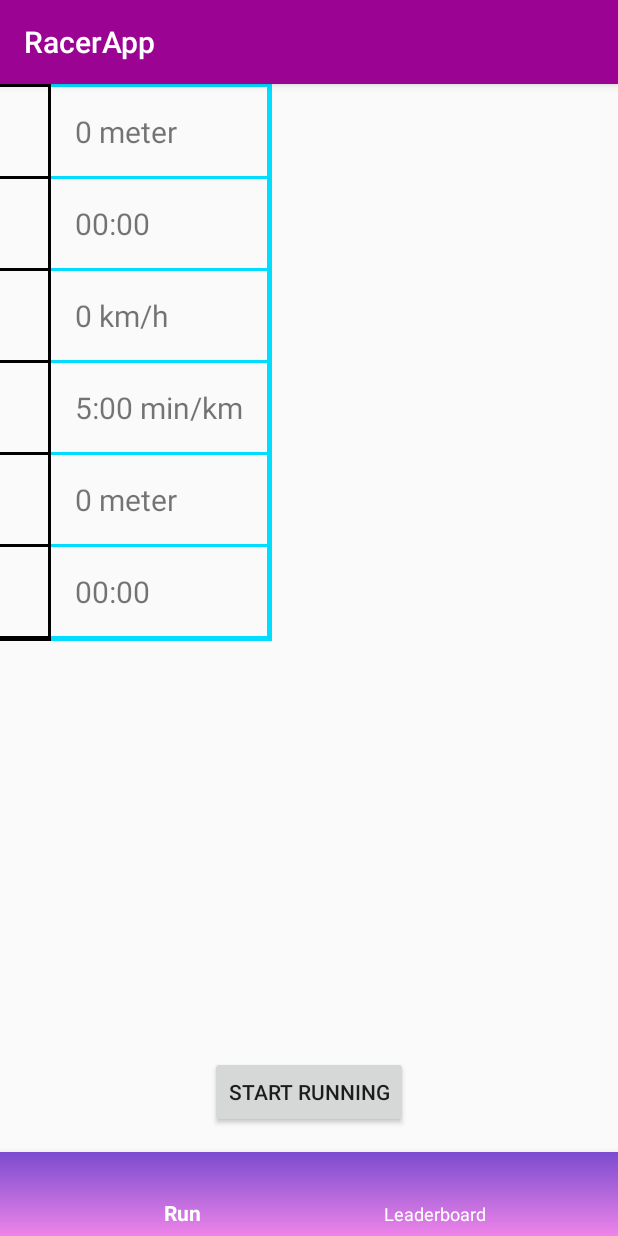
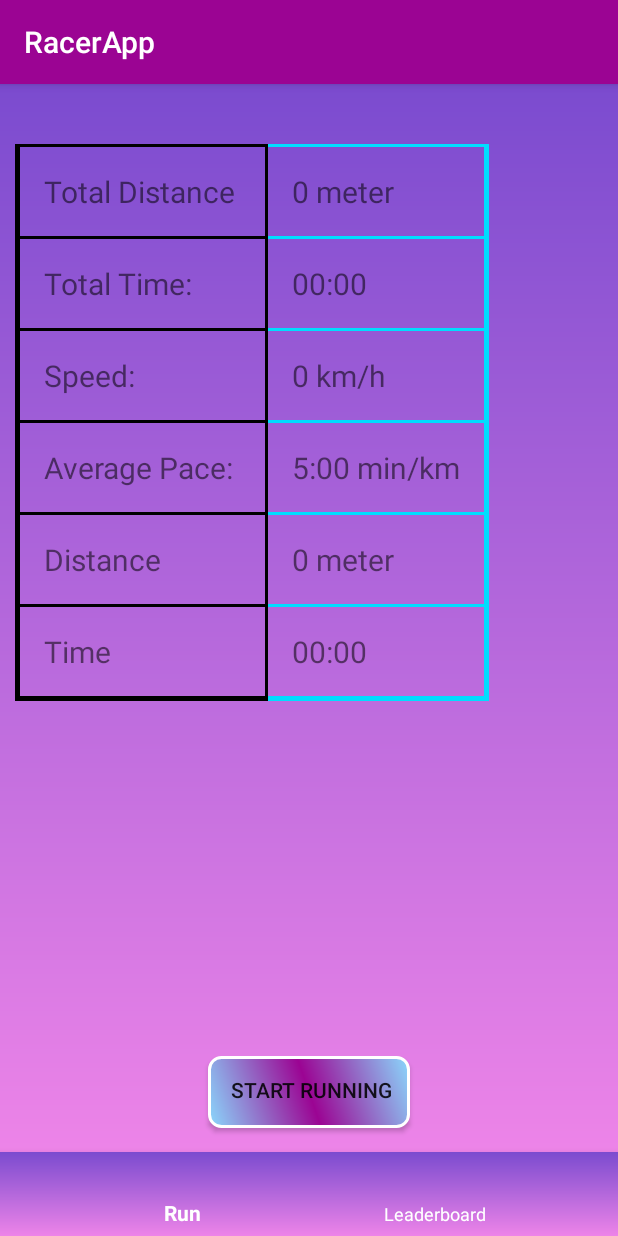
Before and after one commit to kayacanv/Racer, an Android app: the fragment LocationUpdateFragment placed in its activity, on a phone screen of 412 x 824 dp. Run offline under Robolectric (Android 15) with nearby library versions, the phone set to English and light mode, and no system bars; our stand-ins replace Room's generated code, data binding.

Commit message:
new LocationUpdateFragment.kt

```diff
--- a/RacerApp/app/src/main/java/com/google/android/gms/location/sample/locationupdatesbackgroundkotlin/constants.kt
+++ b/RacerApp/app/src/main/java/com/google/android/gms/location/sample/locationupdatesbackgroundkotlin/constants.kt
@@ -1,6 +1,6 @@
 package com.google.android.gms.location.sample.locationupdatesbackgroundkotlin
 
-const val IP_ADDRESS : String = "10.0.2.2"
+const val IP_ADDRESS : String = "138.68.111.102"
 const val PORT : Int = 3000
 const val O_LOGIN = "LOGIN"
 const val O_REGISTER = "REGISTER"
--- a/RacerApp/app/src/main/java/com/google/android/gms/location/sample/locationupdatesbackgroundkotlin/ui/LocationUpdateFragment.kt
+++ b/RacerApp/app/src/main/java/com/google/android/gms/location/sample/locationupdatesbackgroundkotlin/ui/LocationUpdateFragment.kt
@@ -50,7 +50,7 @@ private const val TAG = "LocationUpdateFragment"
  */
 class LocationUpdateFragment : Fragment() {
 
-    private var activityListener: PermissionRequestFragment.Callbacks? = null
+    private var activityListener: Callbacks? = null
 
     var rosterMapView: MapView? = null
 
@@ -63,7 +63,7 @@ class LocationUpdateFragment : Fragment() {
     override fun onAttach(context: Context) {
         super.onAttach(context)
 
-        if (context is PermissionRequestFragment.Callbacks) {
+        if (context is Callbacks) {
             activityListener = context
 
             // If fine location permission isn't approved, instructs the parent Activity to replace
@@ -161,10 +161,14 @@ class LocationUpdateFragment : Fragment() {
 
         binding.speedText.text = "$speed km/h"
 
-        val totSec : Int = floor(1/speed*60*60).roundToInt()
-        val paceSec = totSec%60
-        val paceMin = totSec/60
-        binding.avgPaceText.text = "$paceMin:$paceSec"
+        if(speed>1) {
+            val totSec: Int = floor(1 / speed * 60 * 60).roundToInt()
+            val paceSec = totSec % 60
+            val paceMin = totSec / 60
+            binding.avgPaceText.text = "$paceMin:$paceSec"
+        }
+        else
+            binding.avgPaceText.text = "--:--"
         var curDist = calcAllDist(getActiveList(locations))
         val curTime = calcTotalTime(getActiveList(locations))
         val curSec = (curTime/1000)%60
--- a/RacerApp/app/src/main/res/drawable/button_shape.xml
+++ b/RacerApp/app/src/main/res/drawable/button_shape.xml
@@ -1,13 +1,13 @@
 <shape xmlns:android="http://schemas.android.com/apk/res/android" android:shape="rectangle">
     <gradient
-        android:startColor="@color/colorPrimary"
+        android:startColor="@color/lightBlue"
         android:centerColor="@color/colorPrimary"
-        android:endColor="@color/colorPrimary"
+        android:endColor="@color/lightBlue"
         android:angle="45"/>
-    <padding android:left="7dp"
-        android:top="7dp"
-        android:right="7dp"
-        android:bottom="7dp" />
+    <padding android:left="15dp"
+        android:top="12dp"
+        android:right="12dp"
+        android:bottom="15dp" />
     <stroke
         android:width="2dip"
         android:color="#FFFFFF" />
--- a/RacerApp/app/src/main/res/layout/fragment_location_update.xml
+++ b/RacerApp/app/src/main/res/layout/fragment_location_update.xml
@@ -22,10 +22,12 @@
     <androidx.constraintlayout.widget.ConstraintLayout
         android:layout_width="match_parent"
         android:layout_height="match_parent"
+        android:background="@drawable/gradient"
         tools:context=".ui.LocationUpdateFragment">
 
 
         <Button
+            android:background="@drawable/button_shape"
             android:id="@+id/startOrStopLocationUpdatesButton"
             android:layout_width="wrap_content"
             android:layout_height="wrap_content"
@@ -40,9 +42,11 @@
             app:layout_constraintStart_toStartOf="parent" />
 
         <Button
+            android:background="@drawable/button_shape"
             android:id="@+id/enableBackgroundLocationButton"
             android:layout_width="wrap_content"
             android:layout_height="wrap_content"
+            android:layout_marginBottom="30dp"
             android:layout_marginTop="@dimen/margin_normal"
             android:layout_marginEnd="@dimen/margin_normal"
             android:layout_marginRight="@dimen/margin_normal"
@@ -52,12 +56,18 @@
             app:layout_constraintTop_toTopOf="parent" />
 
         <LinearLayout
+            android:layout_marginTop="40dp"
+            android:layout_marginStart="10dp"
             android:id="@+id/linearLayout"
             android:layout_width="match_parent"
             android:layout_height="wrap_content"
             android:orientation="horizontal"
             app:layout_constraintEnd_toEndOf="parent"
             app:layout_constraintTop_toBottomOf="@+id/enableBackgroundLocationButton">
+            <View
+                android:layout_width="3dp"
+                android:layout_height="match_parent"
+                android:background="@android:color/background_dark"/>
 
             <LinearLayout
                 android:layout_width="wrap_content"
@@ -78,7 +88,7 @@
                 android:layout_marginBottom="@dimen/margin_normal"
                 app:layout_constraintVertical_bias="0.0"
                 android:textSize="20sp"
-                tools:text="Total Distance" />
+                android:text="Total Distance" />
             <View
                 android:layout_width="match_parent"
                 android:layout_height="2dp"
@@ -95,7 +105,7 @@
                 android:layout_marginBottom="@dimen/margin_normal"
                 app:layout_constraintVertical_bias="0.0"
                 android:textSize="20sp"
-                tools:text="Total Time: " />
+                android:text="Total Time: " />
                 <View
                     android:layout_width="match_parent"
                     android:layout_height="2dp"
@@ -110,7 +120,7 @@
                 android:layout_marginBottom="@dimen/margin_normal"
                 app:layout_constraintVertical_bias="0.0"
                 android:textSize="20sp"
-                tools:text="Speed: " />
+                android:text="Speed: " />
                 <View
                     android:layout_width="match_parent"
                     android:layout_height="2dp"
@@ -125,7 +135,7 @@
                 android:layout_marginBottom="@dimen/margin_normal"
                 app:layout_constraintVertical_bias="0.0"
                 android:textSize="20sp"
-                tools:text="Average Pace: " />
+                android:text="Average Pace: " />
             <View
                 android:layout_width="match_parent"
                 android:layout_height="2dp"
@@ -139,7 +149,7 @@
                 android:layout_marginBottom="@dimen/margin_normal"
                 app:layout_constraintVertical_bias="0.0"
                 android:textSize="20sp"
-                tools:text="Distance" />
+                android:text="Distance" />
             <View
                 android:layout_width="match_parent"
                 android:layout_height="2dp"
@@ -153,7 +163,7 @@
                 android:layout_marginBottom="@dimen/margin_normal"
                 app:layout_constraintVertical_bias="0.0"
                 android:textSize="20sp"
-                tools:text="Time" />
+                android:text="Time" />
                 <View
                     android:layout_width="match_parent"
                     android:layout_height="3dp"
@@ -166,6 +176,7 @@
                 android:background="@android:color/background_dark"/>
 
             <LinearLayout
+
             android:layout_width="wrap_content"
             android:layout_height="wrap_content"
             android:orientation="vertical"
--- a/RacerApp/app/src/main/res/values/colors.xml
+++ b/RacerApp/app/src/main/res/values/colors.xml
@@ -21,4 +21,5 @@
     <color name="borderColor">#3B0071</color>
     <color name="colorButton">#3B0071</color>
     <color name="secondary_blue">#B4372E</color>
+    <color name="lightBlue">#8AD8FC</color>
 </resources>
--- a/RacerApp/app/src/main/res/values/strings.xml
+++ b/RacerApp/app/src/main/res/values/strings.xml
@@ -49,7 +49,7 @@
     <string name="start_receiving_location">Start Running</string>
     <string name="stop_receiving_location">Stop Running</string>
 
-    <string name="enhance_with_background_location_button_text">Enhance with Background Location</string>
+    <string name="enhance_with_background_location_button_text">Enable Background Location</string>
 
     <!-- NEW ones -->
     <string name="request_updates">Request updates</string>
```
Also changed, not shown: 1 other file.
